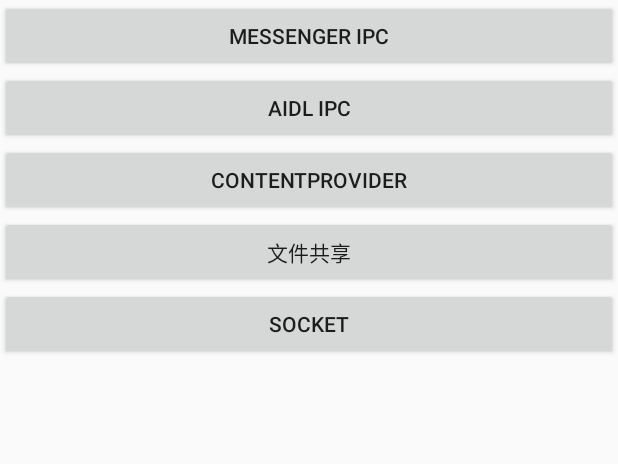
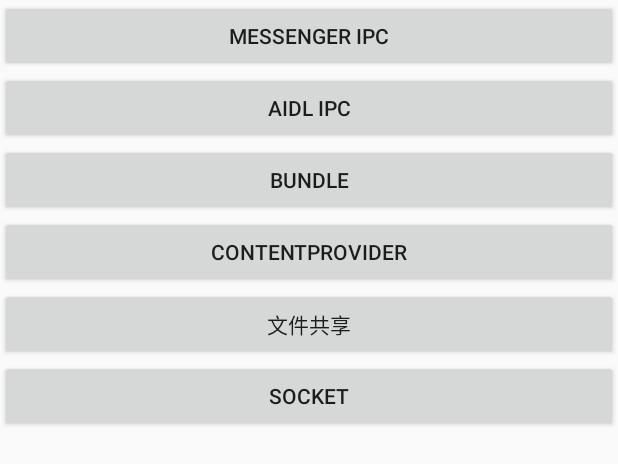
Before and after one commit to xhc2/MyIPCApplication, an Android app: the layout content_main.xml on its own in the app's theme, with its tools: preview values and no code run, on a phone screen of 412 x 824 dp. Shown: the top 464 px of the screen. Run offline under Robolectric (Android 15) with nearby library versions, the phone set to English and light mode, and no system bars.

Commit message:
1.init commit

```diff
--- a/app/src/main/java/com/example/myipcapplication/BookManagerActivity.java
+++ b/app/src/main/java/com/example/myipcapplication/BookManagerActivity.java
@@ -16,6 +16,7 @@ import java.util.List;
 public class BookManagerActivity extends AppCompatActivity {
 
     private IBookManager bookManager;
+
     private ServiceConnection serviceConnection = new ServiceConnection() {
         @Override
         public void onServiceConnected(ComponentName name, IBinder service) {
--- a/app/src/main/java/com/example/myipcapplication/MessengerActivity.java
+++ b/app/src/main/java/com/example/myipcapplication/MessengerActivity.java
@@ -36,7 +36,6 @@ public class MessengerActivity extends AppCompatActivity {
             Bundle bundle = new Bundle() ;
             bundle.putString("msg","client send to service");
             msg.setData(bundle);
-
             // ****************************************
             msg.replyTo = mGetReplyMessenger;
             try{
@@ -45,10 +44,8 @@ public class MessengerActivity extends AppCompatActivity {
                 e.printStackTrace();
             }
         }
-
         @Override
         public void onServiceDisconnected(ComponentName name) {
-
         }
     };
 
--- a/app/src/main/res/layout/content_main.xml
+++ b/app/src/main/res/layout/content_main.xml
@@ -17,7 +17,11 @@
         android:layout_width="match_parent"
         android:layout_height="wrap_content"
         android:text="AIDL IPC" />
-
+    <Button
+        android:id="@+id/bundle"
+        android:layout_width="match_parent"
+        android:layout_height="wrap_content"
+        android:text="bundle"/>
     <Button
         android:id="@+id/contentprovider"
         android:layout_width="match_parent"
```
Also changed, not shown: app/src/main/AndroidManifest.xml (+8 -1 lines), app/src/main/java/com/example/myipcapplication/BundleService.java (added, +34 -0 lines), app/src/main/java/com/example/myipcapplication/MainActivity.java (+16 -1 lines), app/src/main/java/com/example/myipcapplication/MessengerService.java (+8 -11 lines).
